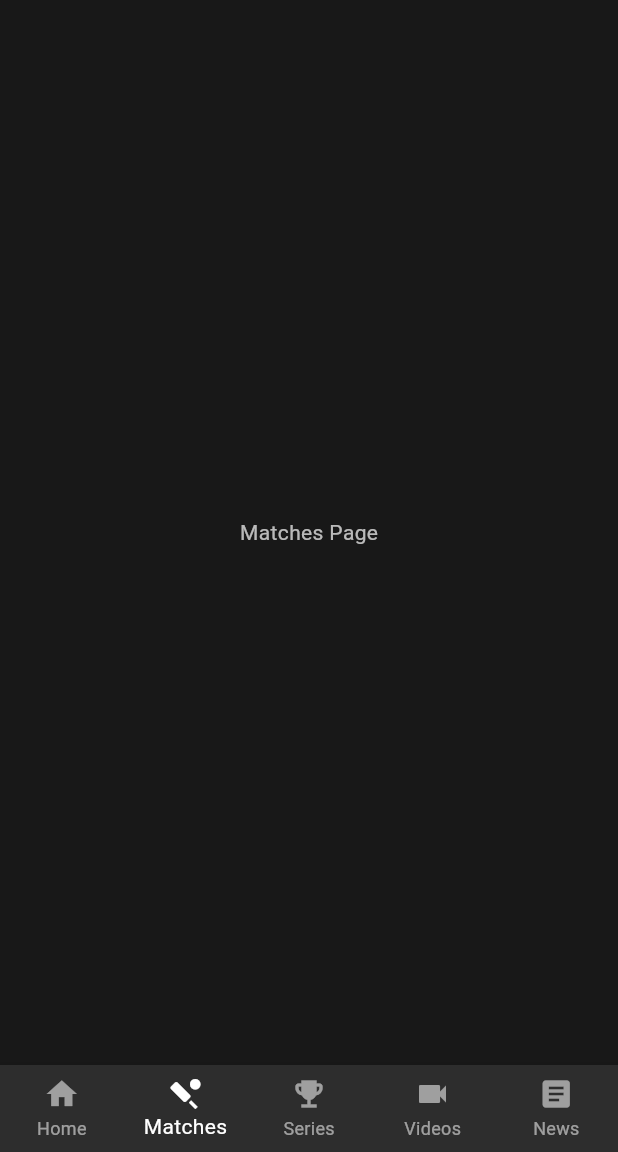
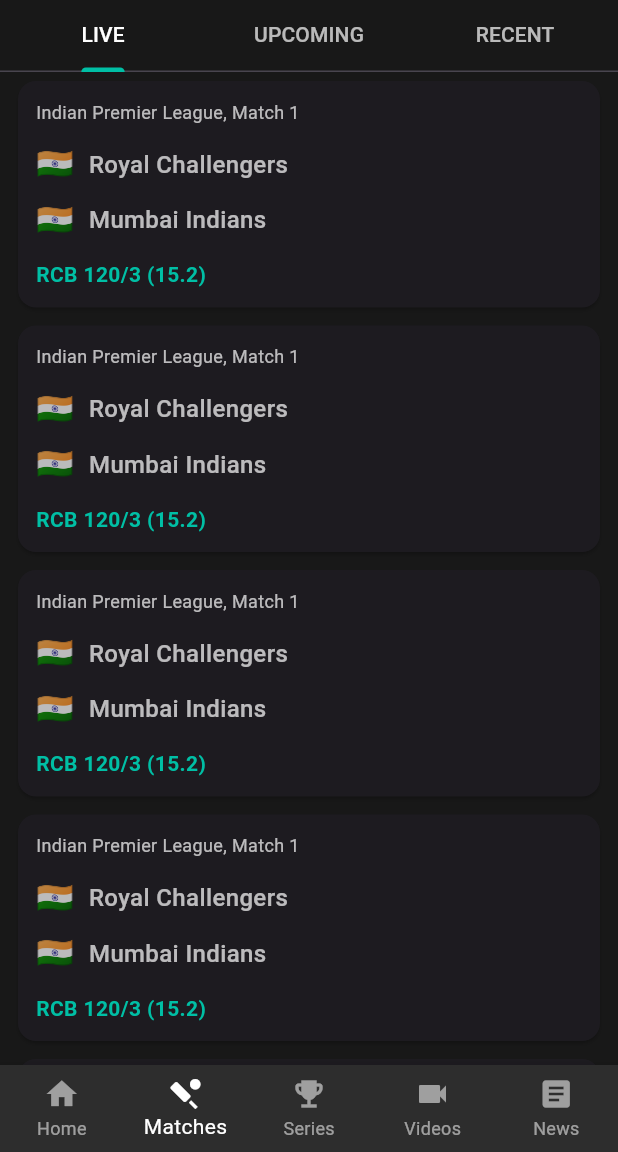
Before and after one commit to Rishi2600/cricster, a Flutter app: the screen it shows after launch, item 2 of the bottom bar chosen, on a phone screen of 412 x 824 dp, the part 84-1236 px from its top. Run offline on Flutter 3.47's test engine with Material 3 defaults, Android fonts, the light colour scheme and no system bars.

Commit message:
created matches page

```diff
--- a/lib/screens/home_screen.dart
+++ b/lib/screens/home_screen.dart
@@ -4,6 +4,7 @@
 import 'package:cricster/widgets/home_app_bar.dart';
 import 'package:cricster/widgets/quick_links.dart';
 import 'package:cricster/widgets/scorecard_ticker.dart';
+import 'package:cricster/screens/matches_page.dart';
 
 class HomeScreen extends StatefulWidget {
   const HomeScreen({super.key});
@@ -18,8 +19,8 @@
   // Placeholder for the pages that will be shown by the BottomNavigationBar
   // For v0, we only build the Home page content.
   static final List<Widget> _widgetOptions = <Widget>[
-    const HomeContent(), // The actual scrolling content
-    const Center(child: Text('Matches Page')), // Placeholder
+    const HomeContent(),
+    const MatchesPage(),
     const Center(child: Text('Series Page')),   // Placeholder
     const Center(child: Text('Videos Page')),   // Placeholder
     const Center(child: Text('News Page')),     // Placeholder
@@ -35,7 +36,10 @@
   Widget build(BuildContext context) {
     return Scaffold(
       appBar: const HomeAppBar(),
-      body: _widgetOptions.elementAt(_selectedIndex),
+      body: IndexedStack(
+        index: _selectedIndex,
+        children: _widgetOptions,
+      ),
       bottomNavigationBar: BottomNavigationBar(
         items: const <BottomNavigationBarItem>[
           BottomNavigationBarItem(icon: Icon(Icons.home), label: 'Home'),
--- /dev/null
+++ b/lib/screens/matches_page.dart
@@ -0,0 +1,103 @@
+import 'package:flutter/material.dart';
+
+class MatchesPage extends StatelessWidget {
+  const MatchesPage({super.key});
+
+  @override
+  Widget build(BuildContext context) {
+    return DefaultTabController(
+      length: 3,
+      child: Column(
+        children: [
+          TabBar(
+            indicatorColor: Theme.of(context).primaryColor,
+            labelColor: Colors.white,
+            unselectedLabelColor: Colors.white70,
+            tabs: const [
+              Tab(text: 'LIVE'),
+              Tab(text: 'UPCOMING'),
+              Tab(text: 'RECENT'),
+            ],
+          ),
+          Expanded(
+            child: TabBarView(
+              children: [
+                _buildMatchesList(MatchStatus.live),
+                _buildMatchesList(MatchStatus.upcoming),
+                _buildMatchesList(MatchStatus.recent),
+              ],
+            ),
+          ),
+        ],
+      ),
+    );
+  }
+
+  Widget _buildMatchesList(MatchStatus status) {
+    return ListView.builder(
+      itemCount: 10, // Placeholder
+      itemBuilder: (context, index) {
+        return MatchListItemCard(status: status);
+      },
+    );
+  }
+}
+
+enum MatchStatus { live, upcoming, recent }
+
+// NOTE: For a larger project, this card would be in its own file
+// in the 'widgets' directory.
+class MatchListItemCard extends StatelessWidget {
+  final MatchStatus status;
+
+  const MatchListItemCard({super.key, required this.status});
+
+  @override
+  Widget build(BuildContext context) {
+    return Card(
+      margin: const EdgeInsets.symmetric(horizontal: 12, vertical: 6),
+      child: Padding(
+        padding: const EdgeInsets.all(12.0),
+        child: Column(
+          crossAxisAlignment: CrossAxisAlignment.start,
+          children: [
+            Text(
+              'Indian Premier League, Match ${_getMatchNumber()}',
+              style: const TextStyle(color: Colors.white70, fontSize: 12),
+            ),
+            const SizedBox(height: 12),
+            _buildTeamRow('🇮🇳', 'Royal Challengers'),
+            const SizedBox(height: 8),
+            _buildTeamRow('🇮🇳', 'Mumbai Indians'),
+            const SizedBox(height: 12),
+            _buildStatusFooter(context),
+          ],
+        ),
+      ),
+    );
+  }
+
+  // Placeholder data generators
+  String _getMatchNumber() => (DateTime.now().millisecond % 50 + 1).toString();
+
+  Widget _buildTeamRow(String flag, String name) {
+    return Row(
+      children: [
+        Text(flag, style: const TextStyle(fontSize: 20)),
+        const SizedBox(width: 10),
+        Text(name, style: const TextStyle(fontSize: 16, fontWeight: FontWeight.w500)),
+      ],
+    );
+  }
+
+  Widget _buildStatusFooter(BuildContext context) {
+    switch (status) {
+      case MatchStatus.live:
+        return Text('RCB 120/3 (15.2)', style: TextStyle(color: Theme.of(context).primaryColor, fontWeight: FontWeight.bold));
+      case MatchStatus.upcoming:
+        return const Text('Starts in 3h 15m', style: TextStyle(color: Colors.amber, fontWeight: FontWeight.bold));
+      case MatchStatus.recent:
+        return Text('Mumbai Indians won by 7 wickets', style: TextStyle(color: Colors.blue[300]));
+    }
+  }
+}
```
